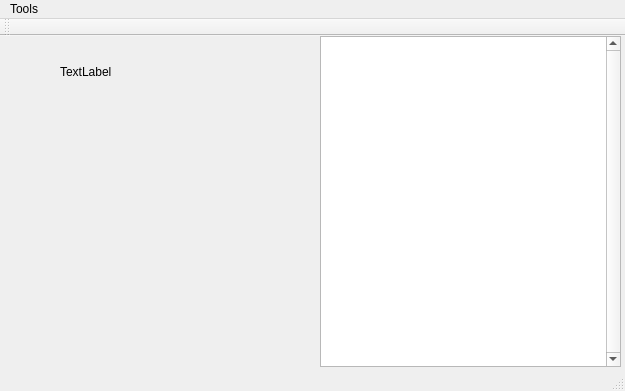
First picture: the form in Dialer/dialer.ui, repository qrcline/Dialer-App, before the edit.
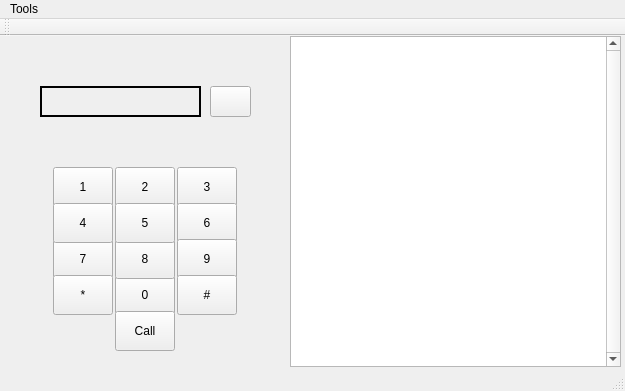
Second picture: the form after the edit.

```diff
--- a/Dialer/dialer.ui
+++ b/Dialer/dialer.ui
@@ -17,9 +17,9 @@
    <widget class="QTableView" name="tableView">
     <property name="geometry">
      <rect>
-      <x>320</x>
+      <x>290</x>
       <y>0</y>
-      <width>301</width>
+      <width>331</width>
       <height>331</height>
      </rect>
     </property>
@@ -29,18 +29,344 @@
     <property name="horizontalScrollBarPolicy">
      <enum>Qt::ScrollBarAlwaysOff</enum>
     </property>
+    <attribute name="verticalHeaderVisible">
+     <bool>false</bool>
+    </attribute>
    </widget>
    <widget class="QLabel" name="label">
     <property name="geometry">
      <rect>
-      <x>60</x>
-      <y>20</y>
-      <width>191</width>
+      <x>40</x>
+      <y>50</y>
+      <width>161</width>
       <height>31</height>
      </rect>
     </property>
+    <property name="frameShape">
+     <enum>QFrame::WinPanel</enum>
+    </property>
     <property name="text">
-     <string>TextLabel</string>
+     <string/>
+    </property>
+    <property name="alignment">
+     <set>Qt::AlignCenter</set>
+    </property>
+   </widget>
+   <widget class="QWidget" name="gridLayoutWidget">
+    <property name="geometry">
+     <rect>
+      <x>40</x>
+      <y>120</y>
+      <width>211</width>
+      <height>202</height>
+     </rect>
+    </property>
+    <layout class="QGridLayout" name="gridLayout">
+     <property name="sizeConstraint">
+      <enum>QLayout::SetDefaultConstraint</enum>
+     </property>
+     <property name="spacing">
+      <number>0</number>
+     </property>
+     <item row="3" column="1">
+      <widget class="QPushButton" name="keypad0">
+       <property name="minimumSize">
+        <size>
+         <width>40</width>
+         <height>40</height>
+        </size>
+       </property>
+       <property name="maximumSize">
+        <size>
+         <width>60</width>
+         <height>60</height>
+        </size>
+       </property>
+       <property name="text">
+        <string>0</string>
+       </property>
+       <attribute name="buttonGroup">
+        <string notr="true">keypadButtons</string>
+       </attribute>
+      </widget>
+     </item>
+     <item row="0" column="0">
+      <widget class="QPushButton" name="keypad1">
+       <property name="minimumSize">
+        <size>
+         <width>40</width>
+         <height>40</height>
+        </size>
+       </property>
+       <property name="maximumSize">
+        <size>
+         <width>60</width>
+         <height>60</height>
+        </size>
+       </property>
+       <property name="text">
+        <string>1</string>
+       </property>
+       <attribute name="buttonGroup">
+        <string notr="true">keypadButtons</string>
+       </attribute>
+      </widget>
+     </item>
+     <item row="0" column="2">
+      <widget class="QPushButton" name="keypad3">
+       <property name="minimumSize">
+        <size>
+         <width>40</width>
+         <height>40</height>
+        </size>
+       </property>
+       <property name="maximumSize">
+        <size>
+         <width>60</width>
+         <height>60</height>
+        </size>
+       </property>
+       <property name="text">
+        <string>3</string>
+       </property>
+       <attribute name="buttonGroup">
+        <string notr="true">keypadButtons</string>
+       </attribute>
+      </widget>
+     </item>
+     <item row="1" column="2">
+      <widget class="QPushButton" name="keypad6">
+       <property name="minimumSize">
+        <size>
+         <width>40</width>
+         <height>40</height>
+        </size>
+       </property>
+       <property name="maximumSize">
+        <size>
+         <width>60</width>
+         <height>60</height>
+        </size>
+       </property>
+       <property name="text">
+        <string>6</string>
+       </property>
+       <attribute name="buttonGroup">
+        <string notr="true">keypadButtons</string>
+       </attribute>
+      </widget>
+     </item>
+     <item row="2" column="0">
+      <widget class="QPushButton" name="keypad7">
+       <property name="minimumSize">
+        <size>
+         <width>40</width>
+         <height>40</height>
+        </size>
+       </property>
+       <property name="maximumSize">
+        <size>
+         <width>60</width>
+         <height>60</height>
+        </size>
+       </property>
+       <property name="text">
+        <string>7</string>
+       </property>
+       <attribute name="buttonGroup">
+        <string notr="true">keypadButtons</string>
+       </attribute>
+      </widget>
+     </item>
+     <item row="0" column="1">
+      <widget class="QPushButton" name="keypad2">
+       <property name="minimumSize">
+        <size>
+         <width>40</width>
+         <height>40</height>
+        </size>
+       </property>
+       <property name="maximumSize">
+        <size>
+         <width>60</width>
+         <height>60</height>
+        </size>
+       </property>
+       <property name="text">
+        <string>2</string>
+       </property>
+       <attribute name="buttonGroup">
+        <string notr="true">keypadButtons</string>
+       </attribute>
+      </widget>
+     </item>
+     <item row="2" column="2">
+      <widget class="QPushButton" name="keypad9">
+       <property name="minimumSize">
+        <size>
+         <width>40</width>
+         <height>40</height>
+        </size>
+       </property>
+       <property name="maximumSize">
+        <size>
+         <width>60</width>
+         <height>60</height>
+        </size>
+       </property>
+       <property name="text">
+        <string>9</string>
+       </property>
+       <attribute name="buttonGroup">
+        <string notr="true">keypadButtons</string>
+       </attribute>
+      </widget>
+     </item>
+     <item row="2" column="1">
+      <widget class="QPushButton" name="keypad8">
+       <property name="minimumSize">
+        <size>
+         <width>40</width>
+         <height>40</height>
+        </size>
+       </property>
+       <property name="maximumSize">
+        <size>
+         <width>60</width>
+         <height>60</height>
+        </size>
+       </property>
+       <property name="text">
+        <string>8</string>
+       </property>
+       <attribute name="buttonGroup">
+        <string notr="true">keypadButtons</string>
+       </attribute>
+      </widget>
+     </item>
+     <item row="3" column="0">
+      <widget class="QPushButton" name="keypadStar">
+       <property name="minimumSize">
+        <size>
+         <width>40</width>
+         <height>40</height>
+        </size>
+       </property>
+       <property name="maximumSize">
+        <size>
+         <width>60</width>
+         <height>60</height>
+        </size>
+       </property>
+       <property name="text">
+        <string>*</string>
+       </property>
+       <attribute name="buttonGroup">
+        <string notr="true">keypadButtons</string>
+       </attribute>
+      </widget>
+     </item>
+     <item row="3" column="2">
+      <widget class="QPushButton" name="keypadPound">
+       <property name="minimumSize">
+        <size>
+         <width>40</width>
+         <height>40</height>
+        </size>
+       </property>
+       <property name="maximumSize">
+        <size>
+         <width>60</width>
+         <height>60</height>
+        </size>
+       </property>
+       <property name="text">
+        <string>#</string>
+       </property>
+       <attribute name="buttonGroup">
+        <string notr="true">keypadButtons</string>
+       </attribute>
+      </widget>
+     </item>
+     <item row="1" column="1">
+      <widget class="QPushButton" name="keypad5">
+       <property name="minimumSize">
+        <size>
+         <width>40</width>
+         <height>40</height>
+        </size>
+       </property>
+       <property name="maximumSize">
+        <size>
+         <width>60</width>
+         <height>60</height>
+        </size>
+       </property>
+       <property name="text">
+        <string>5</string>
+       </property>
+       <attribute name="buttonGroup">
+        <string notr="true">keypadButtons</string>
+       </attribute>
+      </widget>
+     </item>
+     <item row="1" column="0">
+      <widget class="QPushButton" name="keaypad4">
+       <property name="minimumSize">
+        <size>
+         <width>40</width>
+         <height>40</height>
+        </size>
+       </property>
+       <property name="maximumSize">
+        <size>
+         <width>60</width>
+         <height>60</height>
+        </size>
+       </property>
+       <property name="text">
+        <string>4</string>
+       </property>
+       <property name="flat">
+        <bool>false</bool>
+       </property>
+       <attribute name="buttonGroup">
+        <string notr="true">keypadButtons</string>
+       </attribute>
+      </widget>
+     </item>
+     <item row="4" column="1">
+      <widget class="QPushButton" name="callButton">
+       <property name="minimumSize">
+        <size>
+         <width>40</width>
+         <height>40</height>
+        </size>
+       </property>
+       <property name="maximumSize">
+        <size>
+         <width>60</width>
+         <height>60</height>
+        </size>
+       </property>
+       <property name="text">
+        <string>Call</string>
+       </property>
+      </widget>
+     </item>
+    </layout>
+   </widget>
+   <widget class="QPushButton" name="backButton">
+    <property name="geometry">
+     <rect>
+      <x>210</x>
+      <y>50</y>
+      <width>41</width>
+      <height>31</height>
+     </rect>
+    </property>
+    <property name="text">
+     <string/>
     </property>
    </widget>
   </widget>
```
Left out of the diff: 5 changed lines with no effect on the pictures.
